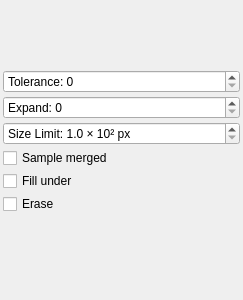
drawpile/Drawpile, file src/desktop/ui/fillsettings.ui: the form before one commit.
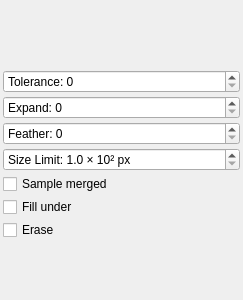
The form after the commit. Custom widgets are drawn as their Qt base class.

```diff
--- a/src/desktop/ui/fillsettings.ui
+++ b/src/desktop/ui/fillsettings.ui
@@ -118,6 +118,16 @@
      </property>
     </widget>
    </item>
+   <item row="6" column="0" colspan="3">
+    <widget class="KisSliderSpinBox" name="feather">
+     <property name="prefix">
+      <string>Feather: </string>
+     </property>
+     <property name="maximum">
+      <number>40</number>
+     </property>
+    </widget>
+   </item>
   </layout>
  </widget>
  <customwidgets>
```
Left out of the diff: 16 changed lines with no effect on the pictures.
